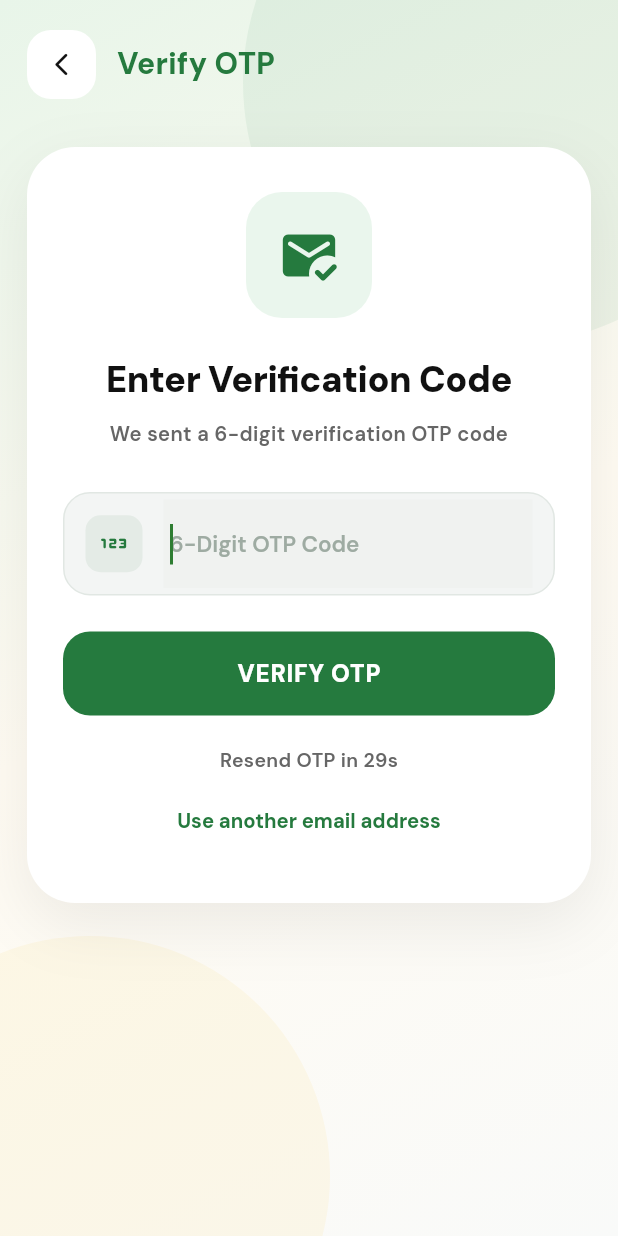
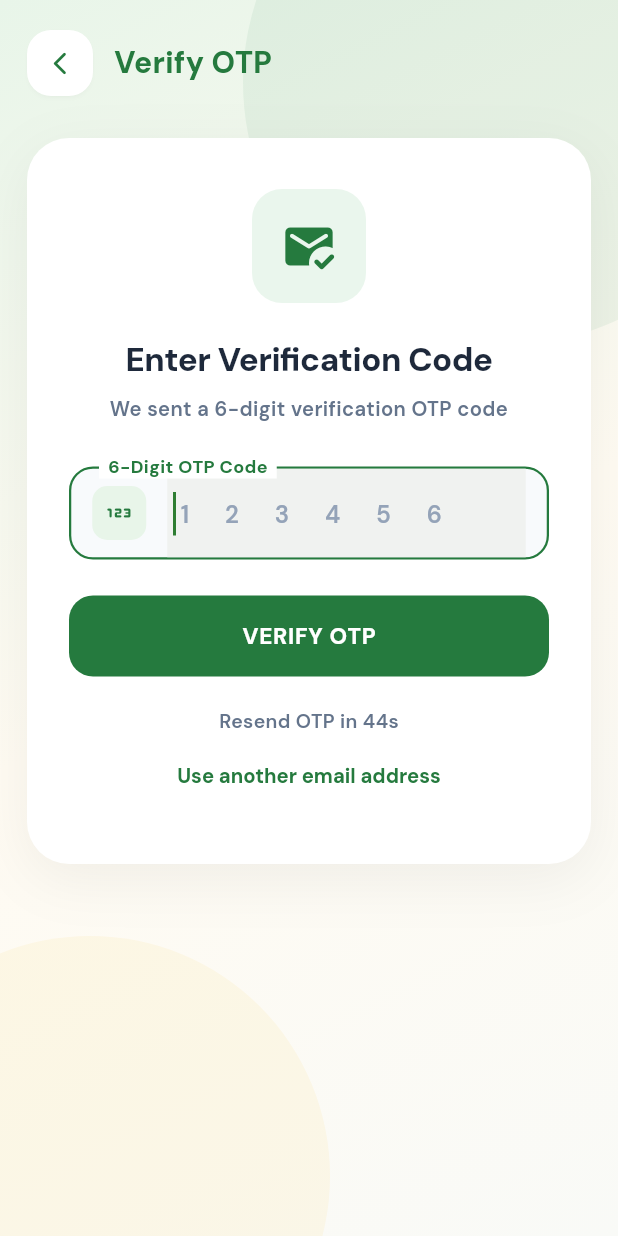
Before and after one commit to veeramallasai/Flutter-Frontend, a Flutter app: the OtpScreen screen opened by its route, on a phone screen of 412 x 824 dp. Run offline on Flutter 3.47's test engine with Material 3 defaults, Android fonts, the phone set to English and light mode, and no system bars; our stand-ins replace flutter_secure_storage, geocoding, geolocator, google_fonts, google_sign_in; accounts and stored records are empty.

Commit message:
Fix target platform check and update OTP verification screen UI

```diff
--- a/lib/features/auth/login_screen.dart
+++ b/lib/features/auth/login_screen.dart
@@ -429,7 +429,9 @@ class _LoginScreenState extends State<LoginScreen>
   }
 
   Future<void> _continueWithApple() async {
-    if (kIsWeb || !defaultTargetPlatform.isApple) {
+    final isApplePlatform = defaultTargetPlatform == TargetPlatform.iOS ||
+        defaultTargetPlatform == TargetPlatform.macOS;
+    if (kIsWeb || !isApplePlatform) {
       _showInfo('Apple Sign-In is supported on iOS / macOS devices.');
       return;
     }
--- a/lib/features/auth/otp_screen.dart
+++ b/lib/features/auth/otp_screen.dart
@@ -1,7 +1,6 @@
 import 'dart:async';
 
 import 'package:farm_to_home_app/core/auth/backend_auth.dart';
-import 'package:flutter/foundation.dart';
 import 'package:flutter/material.dart';
 import 'package:flutter/services.dart';
 
@@ -45,18 +44,11 @@ class _OtpScreenState extends State<OtpScreen>
 
   Timer? _timer;
 
-  String? _verificationId;
-  int? _resendToken;
-
-  dynamic _webConfirmation;
-
-  bool _sendingOtp = false;
   bool _sendingEmail = false;
   bool _verifyingOtp = false;
   bool _otpSent = false;
-  bool _emailStage = true;
 
-  int _secondsRemaining = 30;
+  int _secondsRemaining = 45;
 
   bool get _hasEmail => (widget.email ?? '').trim().isNotEmpty;
   String get _emailAddress => (widget.email ?? '').trim();
@@ -106,31 +98,11 @@ class _OtpScreenState extends State<OtpScreen>
     super.dispose();
   }
 
-  String get _formattedPhone {
-    String phone = widget.phoneNumber.trim();
-
-    if (!phone.startsWith('+')) {
-      phone = '+91$phone';
-    }
-
-    return phone;
-  }
-
-  String get _maskedPhone {
-    final String phone = _formattedPhone;
-
-    if (phone.length < 4) {
-      return phone;
-    }
-
-    return '••••••${phone.substring(phone.length - 4)}';
-  }
-
   void _startTimer() {
     _timer?.cancel();
 
     setState(() {
-      _secondsRemaining = 30;
+      _secondsRemaining = 45;
     });
 
     _timer = Timer.periodic(const Duration(seconds: 1), (Timer timer) {
@@ -153,10 +125,6 @@ class _OtpScreenState extends State<OtpScreen>
         _secondsRemaining--;
       });
     });
-  }
-
-  Future<void> _sendOtp({bool resend = false}) async {
-    await _sendEmailOtp(resend: resend);
   }
 
   Future<void> _verifyOtp() async {
@@ -188,10 +156,7 @@ class _OtpScreenState extends State<OtpScreen>
       debugPrint('VERIFY OTP ERROR: $error\n$stackTrace');
       if (!mounted) return;
 
-      String errorMessage =
-          _emailStage
-              ? 'Email OTP verification failed. Please try again.'
-              : 'OTP verification failed. Please try again.';
+      String errorMessage = 'Email OTP verification failed. Please try again.';
       if (error is NetworkException && error.message.trim().isNotEmpty) {
         errorMessage = error.message.trim();
       }
@@ -206,100 +171,6 @@ class _OtpScreenState extends State<OtpScreen>
     }
   }
 
-  Future<void> _verifyWebOtp(String otp) async {
-    if (_webConfirmation == null) {
-      throw BackendAuthException(
-        code: 'session-expired',
-        message: 'OTP session expired. Please resend OTP.',
-      );
-    }
-
-    await _webConfirmation.confirm(otp);
-
-    await _markPhoneVerified();
-  }
-
-  Future<void> _verifyNativeOtp(String otp) async {
-    final String? verificationId = _verificationId;
-
-    if (verificationId == null || verificationId.isEmpty) {
-      throw BackendAuthException(
-        code: 'session-expired',
-        message: 'OTP session expired. Please resend OTP.',
-      );
-    }
-
-    final PhoneAuthCredential credential = PhoneAuthProvider.credential(
-      verificationId: verificationId,
-      smsCode: otp,
-    );
-
-    await _completeNativeVerification(credential);
-  }
-
-  Future<void> _completeNativeVerification(
-    PhoneAuthCredential credential,
-  ) async {
-    final User? user = BackendAuth.instance.currentUser;
-
-    if (user == null) {
-      throw BackendAuthException(
-        code: 'user-not-found',
-        message: 'Your login session expired.',
-      );
-    }
-
-    await user.linkWithCredential(credential);
-
-    await _markPhoneVerified();
-  }
-
-  Future<void> _markPhoneVerified() async {
-    final User? currentUser = BackendAuth.instance.currentUser;
-
-    if (currentUser == null) {
-      throw BackendAuthException(
-        code: 'user-not-found',
-        message: 'Unable to verify user session.',
-      );
-    }
-
-    final String uid =
-        widget.userId?.trim().isNotEmpty == true
-            ? widget.userId!.trim()
-            : currentUser.uid;
-
-    await currentUser.reload();
-    try {
-      await UserRepository().syncCurrentUser();
-    } catch (_) {}
-
-    if (!mounted) return;
-
-    _timer?.cancel();
-
-    _showMessage('Mobile number verified successfully.', error: false);
-
-    final User? refreshedUser = BackendAuth.instance.currentUser;
-    final bool needsEmailVerification =
-        _hasEmail && !(refreshedUser?.emailVerified ?? false);
-
-    if (needsEmailVerification) {
-      await Future<void>.delayed(const Duration(milliseconds: 350));
-      if (!mounted) return;
-      await _sendEmailOtp();
-      return;
-    }
-
-    await Future<void>.delayed(const Duration(milliseconds: 450));
-
-    if (!mounted) return;
-
-    Navigator.of(
-      context,
-    ).pushNamedAndRemoveUntil(AppRoutes.home, (Route<dynamic> route) => false);
-  }
-
   Future<void> _sendEmailOtp({bool resend = false}) async {
     if (_sendingEmail || _verifyingOtp || !_hasEmail) {
       return;
@@ -307,7 +178,6 @@ class _OtpScreenState extends State<OtpScreen>
 
     setState(() {
       _sendingEmail = true;
-      _emailStage = true;
       _otpSent = false;
     });
 
@@ -407,10 +277,7 @@ class _OtpScreenState extends State<OtpScreen>
   }
 
   Future<void> _resendOtp() async {
-    if (_secondsRemaining > 0 ||
-        _sendingOtp ||
-        _sendingEmail ||
-        _verifyingOtp) {
+    if (_secondsRemaining > 0 || _sendingEmail || _verifyingOtp) {
       return;
     }
 
@@ -420,11 +287,11 @@ class _OtpScreenState extends State<OtpScreen>
   }
 
   void _changePhoneNumber() {
-    if (_sendingOtp || _sendingEmail || _verifyingOtp) {
+    if (_sendingEmail || _verifyingOtp) {
       return;
     }
 
-    if (widget.source == 'register') {
+    if (widget.source == 'register' || widget.source == 'register-email-only') {
       Navigator.of(context).pushReplacementNamed(AppRoutes.register);
       return;
     }
@@ -468,7 +335,7 @@ class _OtpScreenState extends State<OtpScreen>
       ..showSnackBar(
         SnackBar(
           behavior: SnackBarBehavior.floating,
-          backgroundColor: error ? AppColors.error : AppColors.primary,
+          backgroundColor: error ? AppColors.error : const Color(0xFF257A3E),
           margin: const EdgeInsets.all(16),
           shape: RoundedRectangleBorder(
             borderRadius: BorderRadius.circular(16),
@@ -497,13 +364,28 @@ class _OtpScreenState extends State<OtpScreen>
       );
   }
 
+  String _maskEmail(String email) {
+    final String clean = email.trim();
+    if (clean.isEmpty || !clean.contains('@')) return clean;
+
+    final List<String> parts = clean.split('@');
+    final String username = parts[0];
+    final String domain = parts[1];
+
+    if (username.length <= 2) {
+      return '${username.substring(0, 1)}***@$domain';
+    }
+
+    return '${username.substring(0, 2)}***@$domain';
+  }
+
   @override
   Widget build(BuildContext context) {
     final double width = MediaQuery.sizeOf(context).width;
 
     return Scaffold(
       resizeToAvoidBottomInset: true,
-      backgroundColor: AppColors.background,
+      backgroundColor: const Color(0xFFF9FAF7),
       body: Stack(
         fit: StackFit.expand,
         children: <Widget>[
@@ -517,7 +399,7 @@ class _OtpScreenState extends State<OtpScreen>
               ),
               child: Center(
                 child: ConstrainedBox(
-                  constraints: const BoxConstraints(maxWidth: 540),
+                  constraints: const BoxConstraints(maxWidth: 520),
                   child: FadeTransition(
                     opacity: _fadeAnimation,
                     child: SlideTransition(
@@ -527,7 +409,7 @@ class _OtpScreenState extends State<OtpScreen>
                         children: <Widget>[
                           _buildTopBar(),
 
-                          const SizedBox(height: 32),
+                          const SizedBox(height: 28),
 
                           _buildOtpCard(),
                         ],
@@ -543,40 +425,24 @@ class _OtpScreenState extends State<OtpScreen>
     );
   }
 
-  String _maskEmail(String email) {
-    final String clean = email.trim();
-    if (clean.isEmpty || !clean.contains('@')) return clean;
-
-    final List<String> parts = clean.split('@');
-    final String username = parts[0];
-    final String domain = parts[1];
-
-    if (username.length <= 2) {
-      return '${username.substring(0, 1)}***@$domain';
-    }
-
-    return '${username.substring(0, 2)}***@$domain';
-  }
-
   Widget _buildTopBar() {
     return Row(
       children: <Widget>[
         Material(
           color: Colors.white,
+          elevation: 1,
+          shadowColor: const Color(0x1A000000),
           borderRadius: BorderRadius.circular(16),
           child: InkWell(
             borderRadius: BorderRadius.circular(16),
-            onTap:
-                _sendingOtp || _sendingEmail || _verifyingOtp
-                    ? null
-                    : _changePhoneNumber,
+            onTap: _sendingEmail || _verifyingOtp ? null : _changePhoneNumber,
             child: const SizedBox(
-              width: 46,
-              height: 46,
+              width: 44,
+              height: 44,
               child: Icon(
                 Icons.arrow_back_ios_new_rounded,
                 size: 18,
-                color: AppColors.textPrimary,
+                color: Color(0xFF257A3E),
               ),
             ),
           ),
@@ -598,59 +464,62 @@ class _OtpScreenState extends State<OtpScreen>
     final String maskedEmail = _maskEmail(_emailAddress);
 
     return Container(
-      padding: const EdgeInsets.symmetric(horizontal: 24, vertical: 30),
+      padding: const EdgeInsets.symmetric(horizontal: 28, vertical: 34),
       decoration: BoxDecoration(
         color: Colors.white,
-        borderRadius: BorderRadius.circular(32),
+        borderRadius: BorderRadius.circular(28),
         boxShadow: const <BoxShadow>[
           BoxShadow(
-            color: Color(0x12000000),
-            blurRadius: 36,
-            offset: Offset(0, 14),
+            color: Color(0x0E000000),
+            blurRadius: 32,
+            offset: Offset(0, 10),
           ),
         ],
       ),
       child: Column(
         crossAxisAlignment: CrossAxisAlignment.stretch,
         children: <Widget>[
+          // Green Mail check icon container
           Center(
             child: Container(
-              width: 84,
-              height: 84,
+              width: 76,
+              height: 76,
               decoration: BoxDecoration(
                 color: const Color(0xFFEAF6ED),
-                borderRadius: BorderRadius.circular(24),
+                borderRadius: BorderRadius.circular(20),
               ),
               child: const Icon(
                 Icons.mark_email_read_rounded,
                 color: Color(0xFF257A3E),
-                size: 42,
+                size: 38,
               ),
             ),
           ),
 
-          const SizedBox(height: 24),
+          const SizedBox(height: 22),
 
+          // Title
           const Text(
             'Enter Verification Code',
             textAlign: TextAlign.center,
             style: TextStyle(
-              color: AppColors.textPrimary,
-              fontSize: 24,
-              fontWeight: FontWeight.w900,
+              color: Color(0xFF1E293B),
+              fontSize: 22,
+              fontWeight: FontWeight.w800,
               letterSpacing: -0.3,
             ),
           ),
 
-          const SizedBox(height: 10),
+          const SizedBox(height: 8),
 
+          // Subtitle
           Text(
             _hasEmail
                 ? 'We sent a 6-digit verification OTP code to\n$maskedEmail'
                 : 'We sent a 6-digit verification OTP code',
             textAlign: TextAlign.center,
             style: const TextStyle(
-              color: AppColors.textSecondary,
+              color: Color(0xFF64748B),
               fontSize: 13.5,
               height: 1.45,
               fontWeight: FontWeight.w600,
@@ -659,90 +528,29 @@ class _OtpScreenState extends State<OtpScreen>
 
           const SizedBox(height: 28),
 
-          Container(
-            decoration: BoxDecoration(
-              color: const Color(0xFFF3F5F4),
-              borderRadius: BorderRadius.circular(18),
-              border: Border.all(color: const Color(0xFFE1E7E3)),
-            ),
-            padding: const EdgeInsets.symmetric(horizontal: 14, vertical: 4),
-            child: Row(
-              children: <Widget>[
-                Container(
-                  padding: const EdgeInsets.all(6),
-                  decoration: BoxDecoration(
-                    color: const Color(0xFFE4EBE6),
-                    borderRadius: BorderRadius.circular(10),
-                  ),
-                  child: const Icon(
-                    Icons.onetwothree_rounded,
-                    color: Color(0xFF257A3E),
-                    size: 26,
-                  ),
-                ),
-                const SizedBox(width: 14),
-                Expanded(
-                  child: OtpInput(
-                    child: TextField(
-                      controller: _otpController,
-                      focusNode: _otpFocusNode,
-                      enabled: !_verifyingOtp,
-                      keyboardType: TextInputType.number,
-                      textInputAction: TextInputAction.done,
-                      maxLength: 6,
-                      autofillHints: const <String>[AutofillHints.oneTimeCode],
-                      inputFormatters: <TextInputFormatter>[
-                        FilteringTextInputFormatter.digitsOnly,
-                        LengthLimitingTextInputFormatter(6),
-                      ],
-                      onSubmitted: (_) => _verifyOtp(),
-                      style: const TextStyle(
-                        color: AppColors.textPrimary,
-                        fontSize: 18,
-                        fontWeight: FontWeight.w800,
-                        letterSpacing: 4,
-                      ),
-                      decoration: const InputDecoration(
-                        counterText: '',
-                        hintText: '6-Digit OTP Code',
-                        hintStyle: TextStyle(
-                          color: Color(0xFF9EABA2),
-                          fontSize: 15,
-                          fontWeight: FontWeight.w600,
-                          letterSpacing: 0,
-                        ),
-                        border: InputBorder.none,
-                        enabledBorder: InputBorder.none,
-                        focusedBorder: InputBorder.none,
-                        contentPadding: EdgeInsets.symmetric(vertical: 16),
-                      ),
-                    ),
-                  ),
-                ),
-              ],
-            ),
-          ),
+          // Custom Outlined 6-Digit OTP Field matching reference design
+          _buildOtpInputBox(),
 
           const SizedBox(height: 24),
 
+          // VERIFY OTP button
           SizedBox(
-            height: 56,
+            height: 54,
             child: FilledButton(
               onPressed:
-                  _verifyingOtp || _sendingOtp || _sendingEmail
-                      ? null
-                      : _verifyOtp,
+                  _verifyingOtp || _sendingEmail ? null : _verifyOtp,
               style: FilledButton.styleFrom(
                 backgroundColor: const Color(0xFF257A3E),
                 shape: RoundedRectangleBorder(
-                  borderRadius: BorderRadius.circular(18),
+                  borderRadius: BorderRadius.circular(16),
                 ),
+                elevation: 0,
               ),
               child:
                   _verifyingOtp
                       ? const SizedBox(
-                        width: 23,
-                        height: 23,
+                        width: 22,
+                        height: 22,
                         child: CircularProgressIndicator(
                           strokeWidth: 2.5,
                           color: Colors.white,
@@ -752,8 +560,8 @@ class _OtpScreenState extends State<OtpScreen>
                         'VERIFY OTP',
                         style: TextStyle(
                           color: Colors.white,
-                          fontSize: 16,
-                          fontWeight: FontWeight.w900,
+                          fontSize: 15,
+                          fontWeight: FontWeight.w800,
                           letterSpacing: 0.5,
                         ),
                       ),
@@ -762,22 +570,21 @@ class _OtpScreenState extends State<OtpScreen>
 
           const SizedBox(height: 20),
 
+          // Resend Timer / Resend Action
           Center(
             child:
                 _secondsRemaining > 0
                     ? Text(
                       'Resend OTP in ${_secondsRemaining}s',
                       style: const TextStyle(
-                        color: AppColors.textSecondary,
+                        color: Color(0xFF64748B),
                         fontSize: 13,
                         fontWeight: FontWeight.w600,
                       ),
                     )
                     : TextButton(
                       onPressed:
-                          _sendingOtp || _sendingEmail || _verifyingOtp
-                              ? null
-                              : _resendOtp,
+                          _sendingEmail || _verifyingOtp ? null : _resendOtp,
                       child: const Text(
                         'Resend OTP',
                         style: TextStyle(
@@ -789,14 +596,13 @@ class _OtpScreenState extends State<OtpScreen>
                     ),
           ),
 
-          const SizedBox(height: 8),
+          const SizedBox(height: 4),
 
+          // Use another email address link
           Center(
             child: TextButton(
               onPressed:
-                  _sendingOtp || _sendingEmail || _verifyingOtp
-                      ? null
-                      : _changePhoneNumber,
+                  _sendingEmail || _verifyingOtp ? null : _changePhoneNumber,
               child: const Text(
                 'Use another email address',
                 style: TextStyle(
@@ -809,6 +615,106 @@ class _OtpScreenState extends State<OtpScreen>
           ),
         ],
       ),
+    );
+  }
+
+  Widget _buildOtpInputBox() {
+    final bool isFocused = _otpFocusNode.hasFocus;
+
+    return Stack(
+      clipBehavior: Clip.none,
+      children: <Widget>[
+        Container(
+          height: 62,
+          padding: const EdgeInsets.symmetric(horizontal: 14),
+          decoration: BoxDecoration(
+            color: const Color(0xFFF8FAFC),
+            borderRadius: BorderRadius.circular(16),
+            border: Border.all(
+              color: isFocused ? const Color(0xFF257A3E) : const Color(0xFF257A3E),
+              width: 1.5,
+            ),
+          ),
+          child: Row(
+            children: <Widget>[
+              // 123 Icon badge on left
+              Container(
+                width: 36,
+                height: 36,
+                decoration: BoxDecoration(
+                  color: const Color(0xFFE8F5E9),
+                  borderRadius: BorderRadius.circular(10),
+                ),
+                child: const Icon(
+                  Icons.onetwothree_rounded,
+                  color: Color(0xFF257A3E),
+                  size: 24,
+                ),
+              ),
+              const SizedBox(width: 14),
+
+              // OTP text field
+              Expanded(
+                child: OtpInput(
+                  child: TextField(
+                    controller: _otpController,
+                    focusNode: _otpFocusNode,
+                    enabled: !_verifyingOtp,
+                    keyboardType: TextInputType.number,
+                    textInputAction: TextInputAction.done,
+                    maxLength: 6,
+                    autofillHints: const <String>[AutofillHints.oneTimeCode],
+                    inputFormatters: <TextInputFormatter>[
+                      FilteringTextInputFormatter.digitsOnly,
+                      LengthLimitingTextInputFormatter(6),
+                    ],
+                    onSubmitted: (_) => _verifyOtp(),
+                    onChanged: (_) => setState(() {}),
+                    style: const TextStyle(
+                      color: Color(0xFF1E293B),
+                      fontSize: 19,
+                      fontWeight: FontWeight.w800,
+                      letterSpacing: 14,
+                    ),
+                    decoration: const InputDecoration(
+                      counterText: '',
+                      hintText: '1 2 3 4 5 6',
+                      hintStyle: TextStyle(
+                        color: Color(0xFF94A3B8),
+                        fontSize: 16,
+                        fontWeight: FontWeight.w600,
+                        letterSpacing: 10,
+                      ),
+                      border: InputBorder.none,
+                      enabledBorder: InputBorder.none,
+                      focusedBorder: InputBorder.none,
+                      contentPadding: EdgeInsets.symmetric(vertical: 16),
+                    ),
+                  ),
+                ),
+              ),
+            ],
+          ),
+        ),
+
+        // Floating notch label on top border line
+        Positioned(
+          top: -9,
+          left: 20,
+          child: Container(
+            color: Colors.white,
+            padding: const EdgeInsets.symmetric(horizontal: 6),
+            child: const Text(
+              '6-Digit OTP Code',
+              style: TextStyle(
+                color: Color(0xFF257A3E),
+                fontSize: 12,
+                fontWeight: FontWeight.w700,
+              ),
+            ),
+          ),
+        ),
+      ],
     );
   }
 }
@@ -829,7 +735,7 @@ class _OtpBackground extends StatelessWidget {
                 colors: <Color>[
                   Color(0xFFE8F5E9),
                   Color(0xFFFFFBF2),
-                  AppColors.background,
+                  Color(0xFFF9FAF7),
                 ],
               ),
             ),
```
Also changed, not shown: lib/features/auth/register_screen.dart (+29 -8 lines), pubspec.lock, 1 other file.
